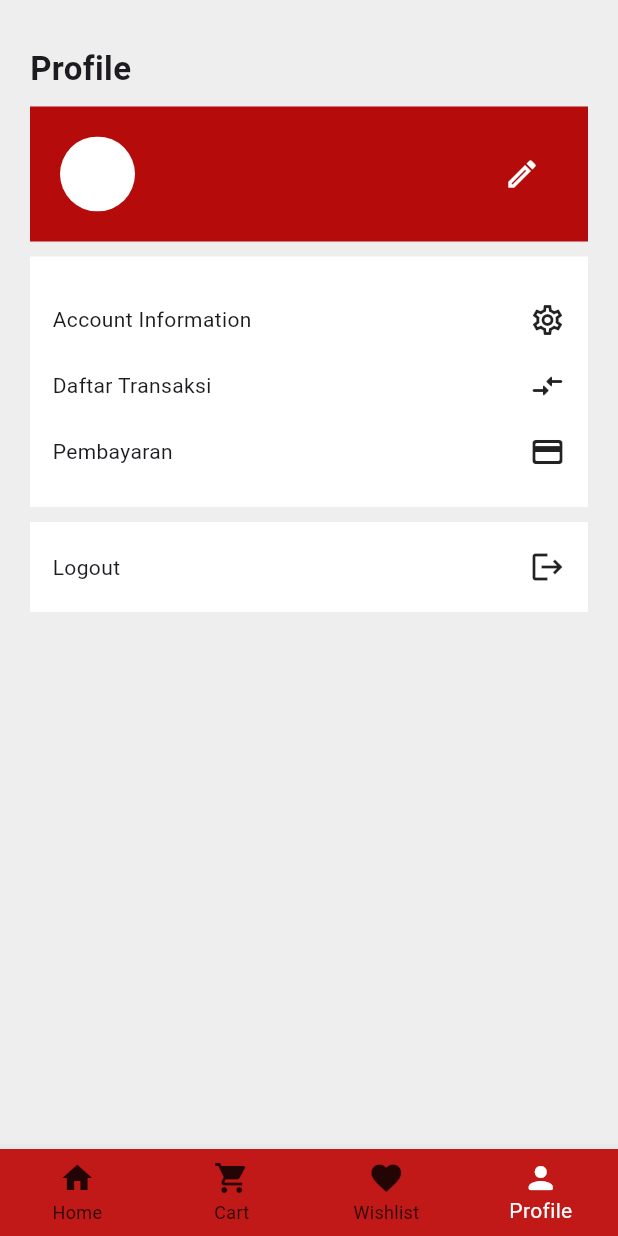
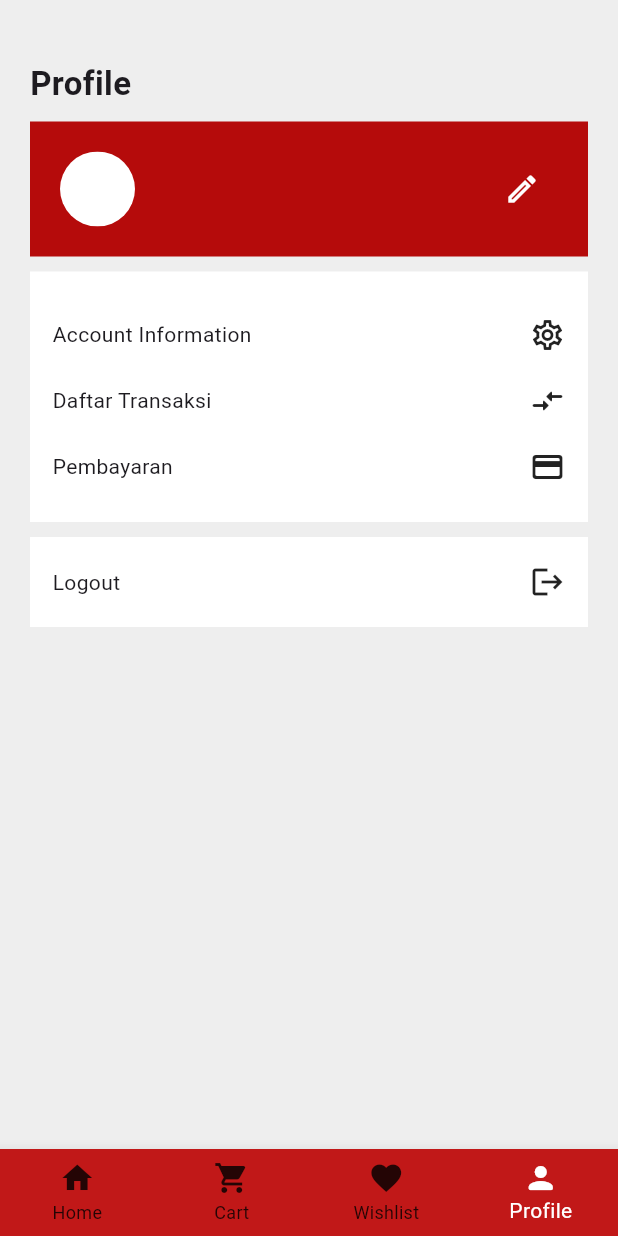
Before and after one commit to DhanielPutra/tesy, a Flutter app: the Profile screen opened directly, on a phone screen of 412 x 824 dp. Run offline on Flutter 3.47's test engine with Material 3 defaults, Android fonts, the phone set to English and light mode, and no system bars; our stand-ins replace fluttertoast, image_picker, shared_preferences; accounts and stored records are empty; network calls fail.

Commit message:
Update tampilan

```diff
--- a/lib/cart.dart
+++ b/lib/cart.dart
@@ -91,7 +91,7 @@ class _CartState extends State<Cart> {
 
           title: Text(
             'My Cart',
-            style: TextStyle(color: const Color.fromARGB(255, 255, 255, 255)),
+            style: TextStyle(color: const Color.fromARGB(255, 255, 255, 255), fontWeight: FontWeight.bold),
           ),
         ),
         body: Stack(
--- a/lib/daftarTransaksi.dart
+++ b/lib/daftarTransaksi.dart
@@ -120,7 +120,7 @@ class _DaftarTransaksiState extends State<DaftarTransaksi> with SingleTickerProv
           child: Container(
             margin: const EdgeInsets.symmetric(vertical: 8.0, horizontal: 16.0),
             decoration: BoxDecoration(
-              borderRadius: BorderRadius.circular(10),
+              borderRadius: BorderRadius.circular(5),
               color: Colors.white,
               boxShadow: [
                 BoxShadow(
@@ -138,7 +138,7 @@ class _DaftarTransaksiState extends State<DaftarTransaksi> with SingleTickerProv
                   width: 120,
                   height: 120,
                   decoration: BoxDecoration(
-                    borderRadius: BorderRadius.circular(10),
+                    borderRadius: BorderRadius.circular(5),
                     image: DecorationImage(
                       image: NetworkImage(product['gambar']),
                       fit: BoxFit.cover,
--- a/lib/homepage.dart
+++ b/lib/homepage.dart
@@ -283,7 +283,7 @@ class _HomepageState extends State<Homepage> {
           crossAxisAlignment: CrossAxisAlignment.stretch,
           children: [
             SizedBox(
-              height: 180,
+              height: 185,
               child: banners.isNotEmpty
                   ? PageView.builder(
                       controller: _pageController,
--- a/lib/profile.dart
+++ b/lib/profile.dart
@@ -162,7 +162,7 @@ class _ProfileState extends State<Profile> {
               onTap: _onItemTapped,
             ),
             body: Container(
-              padding: const EdgeInsets.fromLTRB(20, 30, 20, 20),
+              padding: const EdgeInsets.fromLTRB(20, 40, 20, 30),
               child: Column(
                 crossAxisAlignment: CrossAxisAlignment.start,
                 children: [
```
